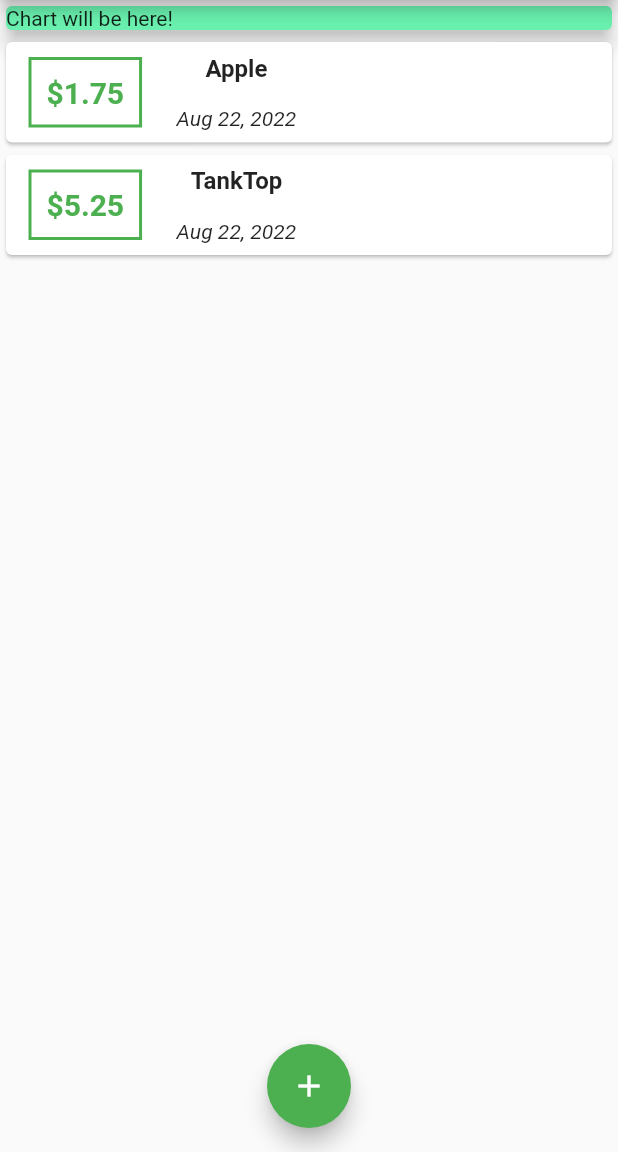
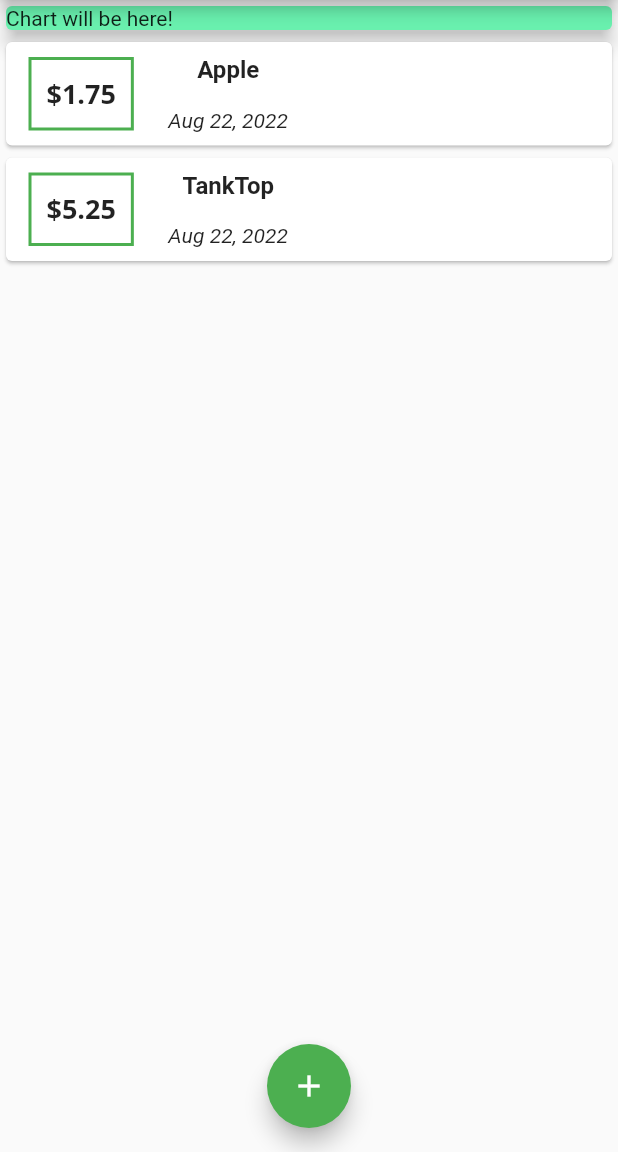
Before and after one commit to MockSock/expenses_tracker, a Flutter app: the screen it shows after launch, on a phone screen of 412 x 824 dp, the part 84-1236 px from its top. Run offline on Flutter 3.47's test engine with Material 2 defaults, Android fonts, the phone set to English and light mode, and no system bars.

Commit message:
reflect change in code

```diff
--- a/lib/widgets/transaction_list.dart
+++ b/lib/widgets/transaction_list.dart
@@ -47,15 +47,10 @@ class TransactionList extends StatelessWidget {
                 ),
                 alignment: Alignment.centerLeft,
                 child: Text(
-                  // \ is an escape character
-                  // This makes it fixed to two decimal points, so it looks like currency
-                  "\$${transactions[index].amount.toStringAsFixed(2)}",
-                  style: TextStyle(
-                    fontWeight: FontWeight.bold,
-                    fontSize: 20.0,
-                    color: Theme.of(context).primaryColor,
-                  ),
-                ),
+                    // \ is an escape character
+                    // This makes it fixed to two decimal points, so it looks like currency
+                    "\$${transactions[index].amount.toStringAsFixed(2)}",
+                    style: Theme.of(context).textTheme.titleMedium),
               ),
               Column(
                 children: <Widget>[
```
